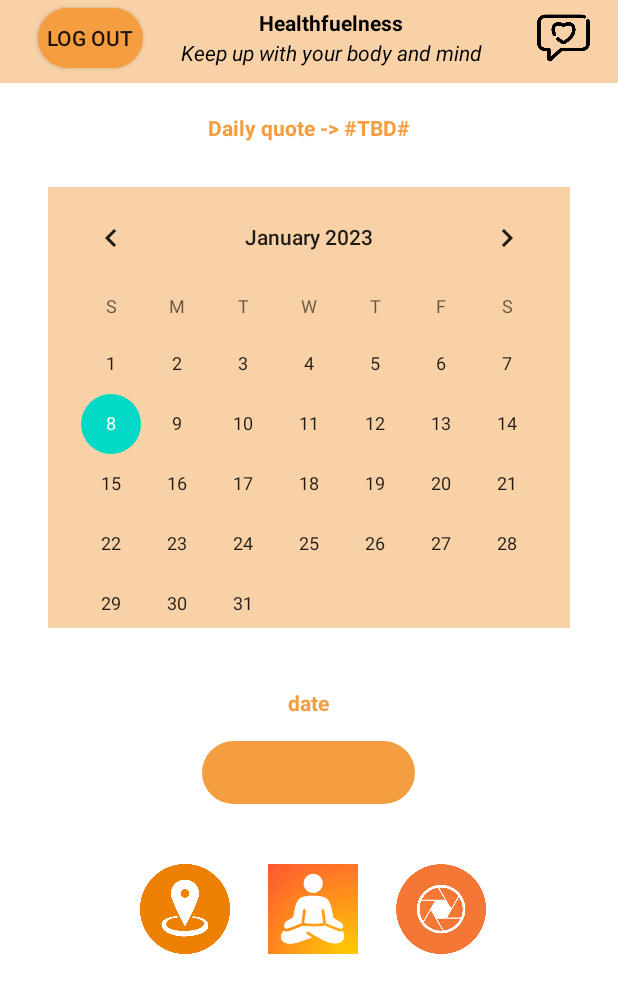
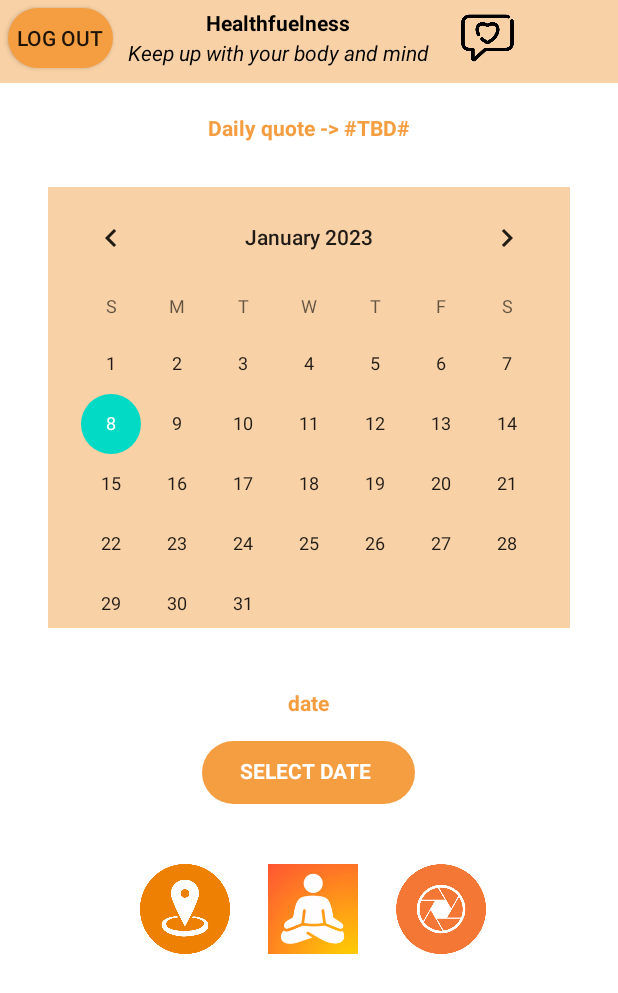
Before and after one commit to BiancaTripa/Healthfuelness, an Android app: the HomeActivity screen opened directly, with no data from a screen before it, on a phone screen of 412 x 824 dp. Shown: the top 993 px of the screen. Run offline under Robolectric (Android 15) with nearby library versions, the phone set to English and light mode, and no system bars.

Commit message:
Last UI changes HomePage

```diff
--- a/app/src/main/res/layout/activity_home.xml
+++ b/app/src/main/res/layout/activity_home.xml
@@ -3,8 +3,8 @@
     xmlns:android="http://schemas.android.com/apk/res/android"
     xmlns:app="http://schemas.android.com/apk/res-auto"
     xmlns:tools="http://schemas.android.com/tools"
-    android:layout_width="match_parent"
-    android:layout_height="match_parent"
+    android:layout_width="wrap_content"
+    android:layout_height="wrap_content"
     android:gravity="top"
     android:background="@color/white"
     tools:context=".HomeActivity"
@@ -23,7 +23,7 @@
             android:orientation="vertical">
 
             <LinearLayout
-                android:layout_width="wrap_content"
+                android:layout_width="match_parent"
                 android:layout_height="55dp"
                 android:background="@color/colorPrimary"
                 android:orientation="horizontal">
@@ -32,9 +32,9 @@
                     android:id="@+id/button_logout"
                     android:layout_width="70dp"
                     android:layout_height="40dp"
-                    android:layout_marginStart="25dp"
+                    android:layout_marginStart="5dp"
                     android:layout_marginTop="5dp"
-                    android:layout_marginEnd="25dp"
+                    android:layout_marginEnd="10dp"
                     android:layout_marginBottom="20dp"
                     android:background="@drawable/login_edit_background"
                     android:text="Log Out"></androidx.appcompat.widget.AppCompatButton>
@@ -66,9 +66,9 @@
                     android:id="@+id/button_message"
                     android:layout_width="58dp"
                     android:layout_height="40dp"
-                    android:layout_marginStart="25dp"
+                    android:layout_marginStart="10dp"
                     android:layout_marginTop="5dp"
-                    android:layout_marginEnd="15dp"
+                    android:layout_marginEnd="5dp"
                     android:layout_marginBottom="20dp"
                     android:src="@drawable/ic_message"></ImageView>
 
@@ -129,7 +129,7 @@
                     android:paddingEnd="10dp"
                     android:paddingBottom="10dp"
                     android:text="SELECT DATE"
-                    android:textColor="@color/colorPrimaryDark"
+                    android:textColor="@color/white"
                     android:textStyle="bold"></TextView>
             </LinearLayout>
 
```
Also changed, not shown: app/src/main/res/drawable/arrow.png (added), app/src/main/res/drawable/doublesidedarrow.png (added), app/src/main/res/drawable/half3.jpg.
